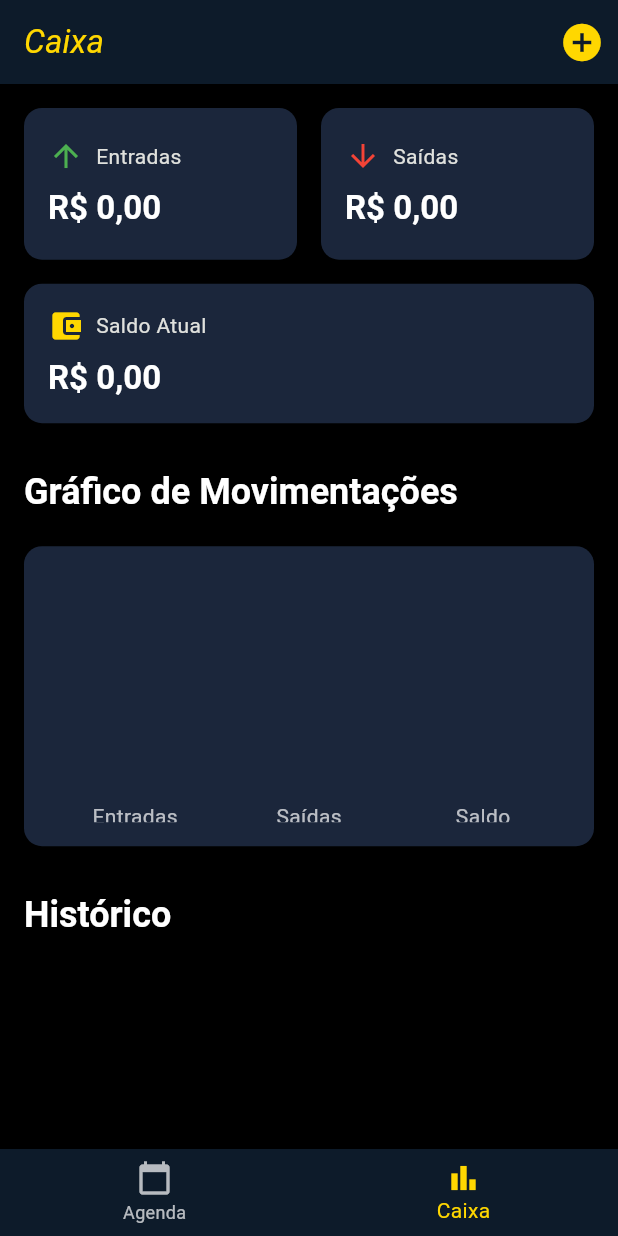
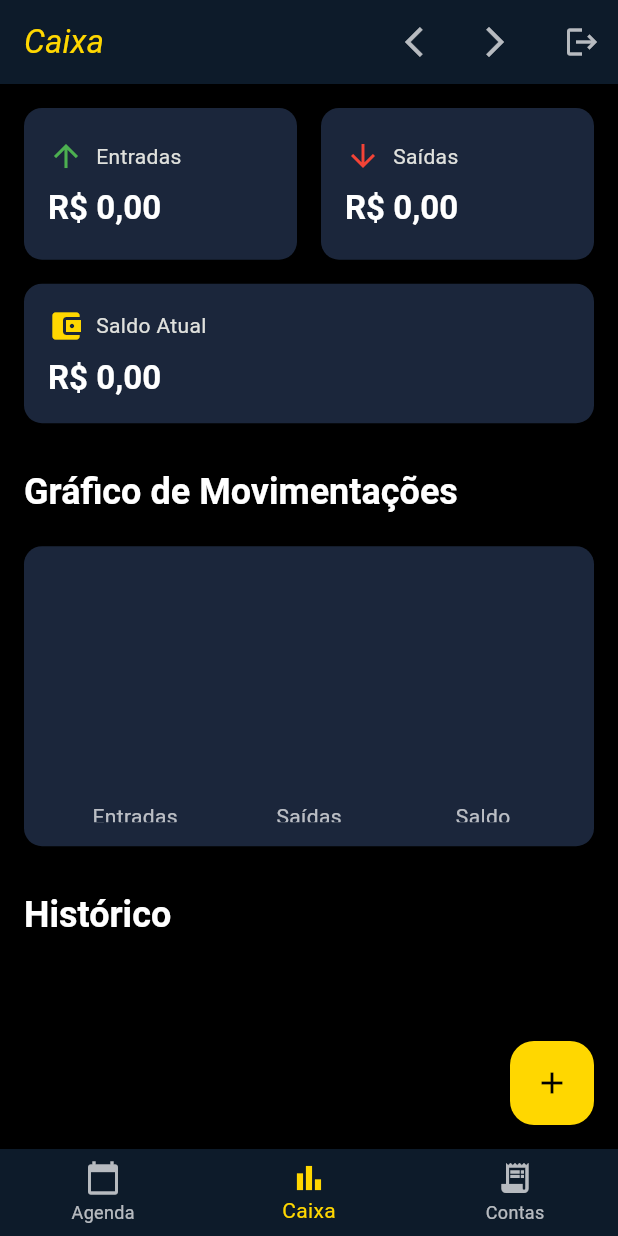
Before and after one commit to DiegoRodrigues1988/Sal-o-de-Cabelo-agenda-e-Contabilidade-, a Flutter app: the HomePage screen opened directly, item 2 of the bottom bar chosen, on a phone screen of 412 x 824 dp. Run offline on Flutter 3.47's test engine with Material 3 defaults, Android fonts, the phone set to English and light mode, and no system bars; drawn by our look-alikes of fl_chart; our stand-ins replace cloud_firestore, firebase_auth, firebase_core, shared_preferences, table_calendar; accounts and stored records are empty.

Commit message:
terceira parte com agenda, caixa e conta

```diff
--- a/lib/contabil.dart
+++ b/lib/contabil.dart
@@ -111,17 +111,11 @@ class _ContabilPageState extends State<ContabilPage> {
   Widget build(BuildContext context) {
     final theme = Theme.of(context);
     return Scaffold(
-      appBar: AppBar(
-        // --- MUDANÇA AQUI ---
-        title: Text('Caixa', style: TextStyle(color: theme.hintColor)),
-        backgroundColor: theme.primaryColor,
-        elevation: 0,
-        actions: [
-          IconButton(
-            icon: Icon(Icons.add_circle, color: theme.hintColor, size: 30),
-            onPressed: _mostrarDialogoDeAdicionarTransacao,
-          ),
-        ],
+      // A AppBar foi removida daqui
+      floatingActionButton: FloatingActionButton(
+        onPressed: _mostrarDialogoDeAdicionarTransacao,
+        backgroundColor: theme.hintColor,
+        child: const Icon(Icons.add, color: Colors.black),
       ),
       body: StreamBuilder<QuerySnapshot>(
         stream: FirebaseFirestore.instance.collection('transacoes').orderBy('data', descending: true).snapshots(),
--- a/lib/home_page.dart
+++ b/lib/home_page.dart
@@ -1,6 +1,9 @@
 import 'package:flutter/material.dart';
+import 'package:firebase_auth/firebase_auth.dart';
 import 'calendario_agenda.dart';
 import 'contabil.dart';
+import 'contas_page.dart';
+import 'login_senha.dart';
 
 class HomePage extends StatefulWidget {
   const HomePage({super.key});
@@ -12,9 +15,16 @@ class HomePage extends StatefulWidget {
 class _HomePageState extends State<HomePage> {
   int _selectedIndex = 0;
 
-  static final List<Widget> _widgetOptions = <Widget>[
-    const CalendarioAgendaPage(),
-    const ContabilPage(),
+  static const List<Widget> _widgetOptions = <Widget>[
+    CalendarioAgendaPage(),
+    ContabilPage(),
+    ContasPage(),
+  ];
+
+  static const List<String> _widgetTitles = <String>[
+    'Agenda',
+    'Caixa',
+    'Contas',
   ];
 
   void _onItemTapped(int index) {
@@ -23,10 +33,64 @@ class _HomePageState extends State<HomePage> {
     });
   }
 
+  // --- NOVAS FUNÇÕES DE NAVEGAÇÃO ---
+  void _navigateToPreviousPage() {
+    setState(() {
+      if (_selectedIndex > 0) {
+        _selectedIndex--;
+      } else {
+        _selectedIndex = _widgetOptions.length - 1; // Volta para a última aba
+      }
+    });
+  }
+
+  void _navigateToNextPage() {
+    setState(() {
+      if (_selectedIndex < _widgetOptions.length - 1) {
+        _selectedIndex++;
+      } else {
+        _selectedIndex = 0; // Volta para a primeira aba
+      }
+    });
+  }
+
+  Future<void> _logout() async {
+    await FirebaseAuth.instance.signOut();
+    if (mounted) {
+      Navigator.of(context).pushReplacement(
+        MaterialPageRoute(builder: (context) => const LoginPage()),
+      );
+    }
+  }
+
   @override
   Widget build(BuildContext context) {
     final theme = Theme.of(context);
     return Scaffold(
+      appBar: AppBar(
+        title: Text(_widgetTitles[_selectedIndex], style: TextStyle(color: theme.hintColor)),
+        backgroundColor: theme.primaryColor,
+        automaticallyImplyLeading: false,
+        // --- MUDANÇA AQUI: Adicionadas as setas de navegação ---
+        actions: [
+          IconButton(
+            icon: const Icon(Icons.arrow_back_ios, color: Colors.white70),
+            tooltip: 'Anterior',
+            onPressed: _navigateToPreviousPage,
+          ),
+          IconButton(
+            icon: const Icon(Icons.arrow_forward_ios, color: Colors.white70),
+            tooltip: 'Próxima',
+            onPressed: _navigateToNextPage,
+          ),
+          const SizedBox(width: 10), // Espaçamento
+          IconButton(
+            icon: const Icon(Icons.logout, color: Colors.white70),
+            tooltip: 'Sair',
+            onPressed: _logout,
+          ),
+        ],
+      ),
       body: Center(
         child: _widgetOptions.elementAt(_selectedIndex),
       ),
@@ -38,8 +102,11 @@ class _HomePageState extends State<HomePage> {
           ),
           BottomNavigationBarItem(
             icon: Icon(Icons.bar_chart),
-            // --- MUDANÇA AQUI ---
             label: 'Caixa',
+          ),
+          BottomNavigationBarItem(
+            icon: Icon(Icons.receipt_long),
+            label: 'Contas',
           ),
         ],
         currentIndex: _selectedIndex,
--- a/lib/login_senha.dart
+++ b/lib/login_senha.dart
@@ -1,7 +1,7 @@
 import 'package:flutter/material.dart';
 import 'package:firebase_auth/firebase_auth.dart';
 import 'package:shared_preferences/shared_preferences.dart';
-import 'home_page.dart';
+import 'home_page.dart'; // A linha que faltava
 
 class LoginPage extends StatefulWidget {
   const LoginPage({super.key});
@@ -110,7 +110,7 @@ class _LoginPageState extends State<LoginPage> {
             crossAxisAlignment: CrossAxisAlignment.stretch,
             children: <Widget>[
               Text(
-                'Glamour Studio',
+                'Salão de Cabelo',
                 textAlign: TextAlign.center,
                 style: Theme.of(context).textTheme.titleLarge?.copyWith(fontSize: 40),
               ),
@@ -137,8 +137,6 @@ class _LoginPageState extends State<LoginPage> {
                   _emailController.text = selection;
                 },
                 fieldViewBuilder: (BuildContext context, TextEditingController fieldController, FocusNode fieldFocusNode, VoidCallback onFieldSubmitted) {
-                  // --- CORREÇÃO AQUI ---
-                  // Garante que o nosso controller principal seja atualizado quando o usuário digita.
                   fieldController.addListener(() {
                     if (_emailController.text != fieldController.text) {
                       _emailController.text = fieldController.text;
```
Also changed, not shown: lib/calendario_agenda.dart (+5 -11 lines), lib/contas_page.dart (added, +231 -0 lines).
